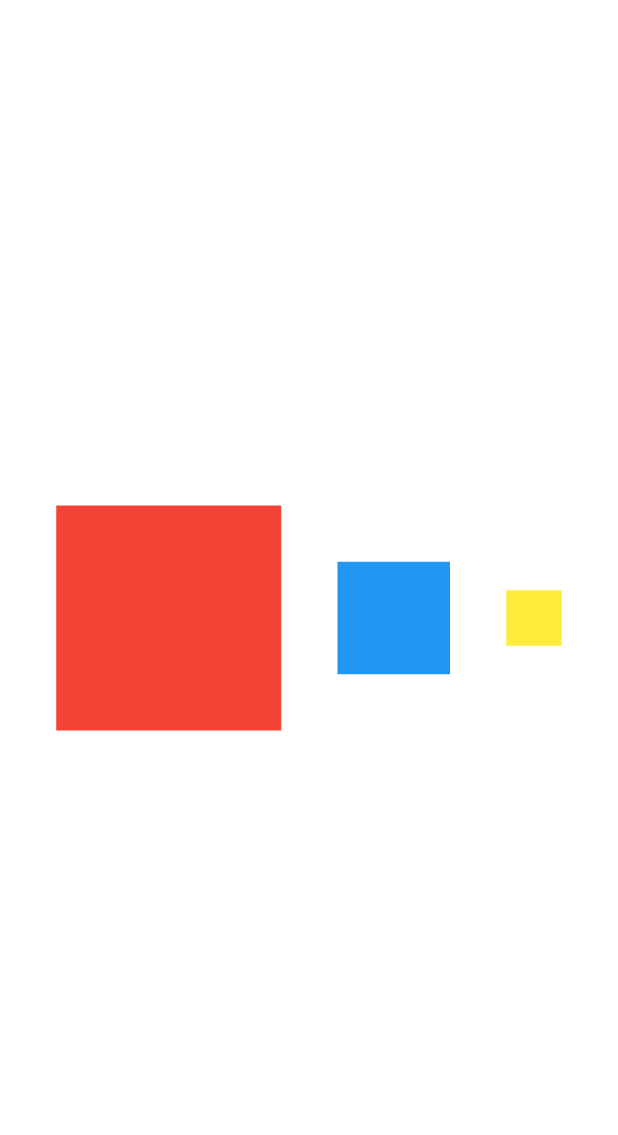
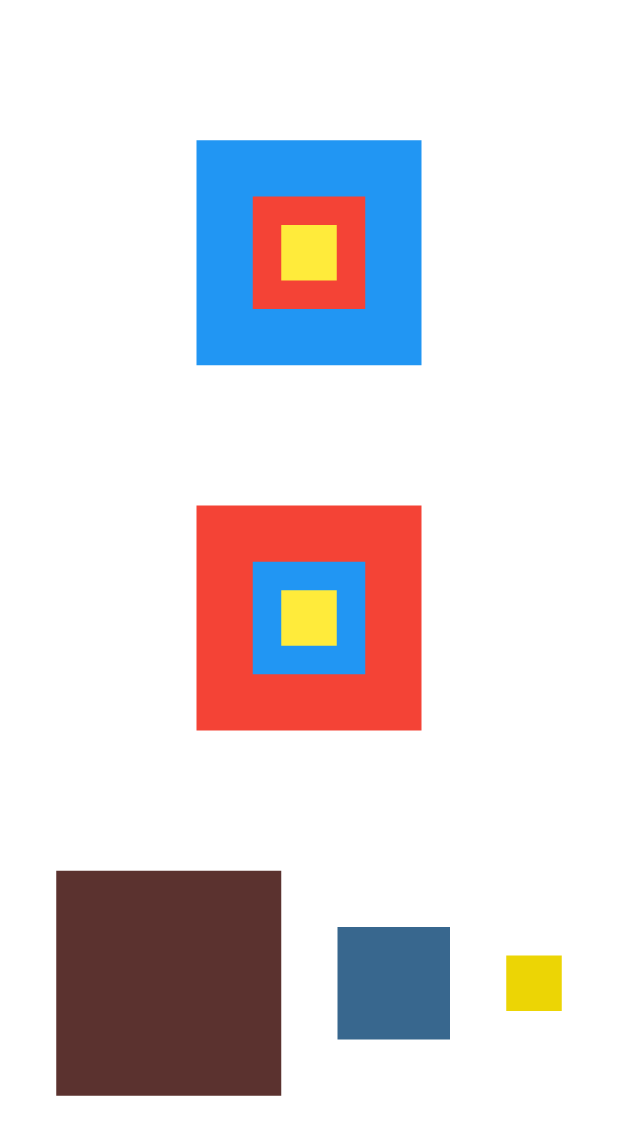
Before and after one commit to jrrodrigo421/Estudos_Flutter, a Flutter app: the screen it shows after launch, on a phone screen of 412 x 824 dp. Shown: the top 1135 px of the screen. Run offline on Flutter 3.47's test engine with Material 2 defaults, Android fonts, the phone set to English and light mode, and no system bars.

Commit message:
Column, Stack, Row

```diff
--- a/lib/main.dart
+++ b/lib/main.dart
@@ -11,19 +11,45 @@ class MyApp extends StatelessWidget {
   @override
   Widget build(BuildContext context) {
     return MaterialApp(
-        title: 'Flutter Demo',
-        theme: ThemeData(
-          colorScheme: ColorScheme.fromSeed(seedColor: Colors.deepPurple),
-          useMaterial3: true,
-        ),
-        home: Row(
+        title: 'FLUTTER',
+        theme: ThemeData(primaryColorDark: Colors.blue),
+        home: Column(
           mainAxisAlignment: MainAxisAlignment.spaceEvenly,
-          // crossAxisAlignment: CrossAxisAlignment.center,
           children: [
-            // Container(height: 300, width: 300, color: Colors.black),
-            Container(height: 150, width: 150, color: Colors.red),
-            Container(height: 75, width: 75, color: Colors.blue),
-            Container(height: 37, width: 37, color: Colors.yellow),
+            Stack(
+              alignment: AlignmentDirectional.center,
+              children: [
+                Container(height: 150, width: 150, color: Colors.blue),
+                Container(height: 75, width: 75, color: Colors.red),
+                Container(height: 37, width: 37, color: Colors.yellow),
+              ],
+            ),
+            Stack(
+              alignment: AlignmentDirectional.center,
+              children: [
+                Container(height: 150, width: 150, color: Colors.red),
+                Container(height: 75, width: 75, color: Colors.blue),
+                Container(height: 37, width: 37, color: Colors.yellow),
+              ],
+            ),
+            Row(
+              mainAxisAlignment: MainAxisAlignment.spaceEvenly,
+              crossAxisAlignment: CrossAxisAlignment.center,
+              children: [
+                Container(
+                    height: 150,
+                    width: 150,
+                    color: const Color.fromARGB(255, 91, 50, 47)),
+                Container(
+                    height: 75,
+                    width: 75,
+                    color: Color.fromARGB(255, 56, 103, 142)),
+                Container(
+                    height: 37,
+                    width: 37,
+                    color: const Color.fromARGB(255, 236, 213, 5)),
+              ],
+            )
           ],
         ));
   }
```
